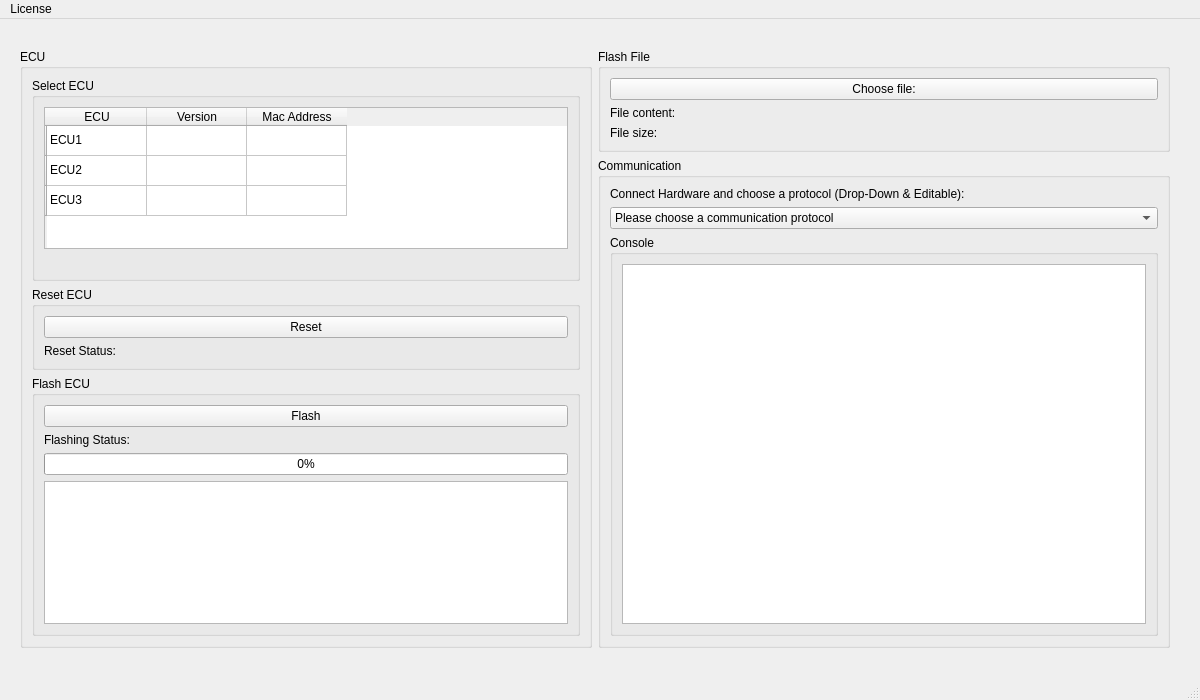
This is WINDOWS_GUI/mainwindow.ui in amosproj/amos2024ss07-updating-flash-boot-loader as Qt 5 draws it before an edit. The edited form follows.
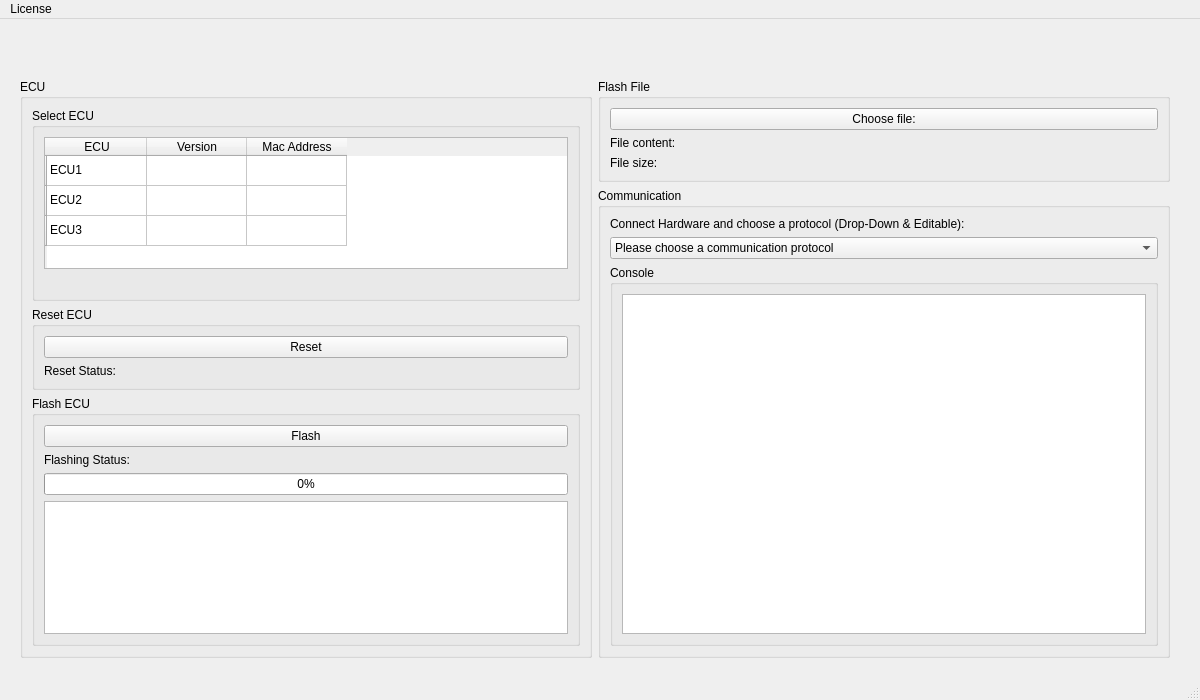
This is the edited form.

```diff
--- a/WINDOWS_GUI/mainwindow.ui
+++ b/WINDOWS_GUI/mainwindow.ui
@@ -18,9 +18,9 @@
     <property name="geometry">
      <rect>
       <x>20</x>
-      <y>30</y>
+      <y>60</y>
       <width>1150</width>
-      <height>600</height>
+      <height>580</height>
      </rect>
     </property>
     <layout class="QHBoxLayout" name="horizontalLayout">
@@ -260,6 +260,16 @@
      </item>
     </layout>
    </widget>
+   <widget class="QLabel" name="label_logo">
+    <property name="geometry">
+     <rect>
+      <x>20</x>
+      <y>0</y>
+      <width>547</width>
+      <height>51</height>
+     </rect>
+    </property>
+   </widget>
   </widget>
   <widget class="QMenuBar" name="menubar">
    <property name="geometry">
```
